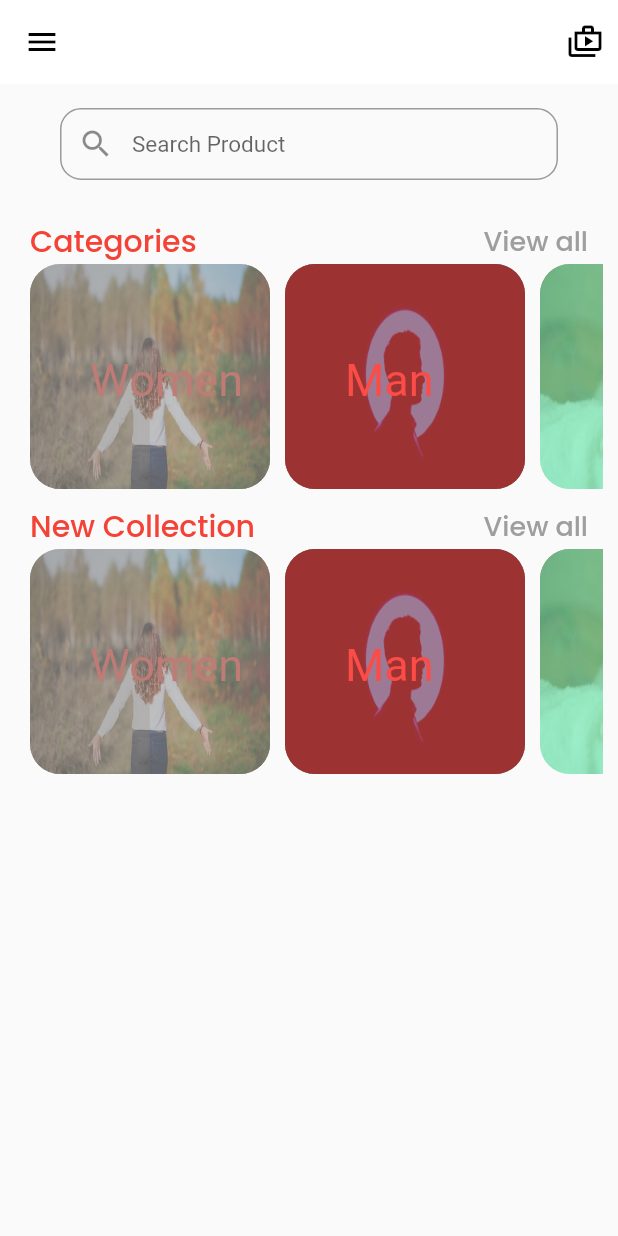
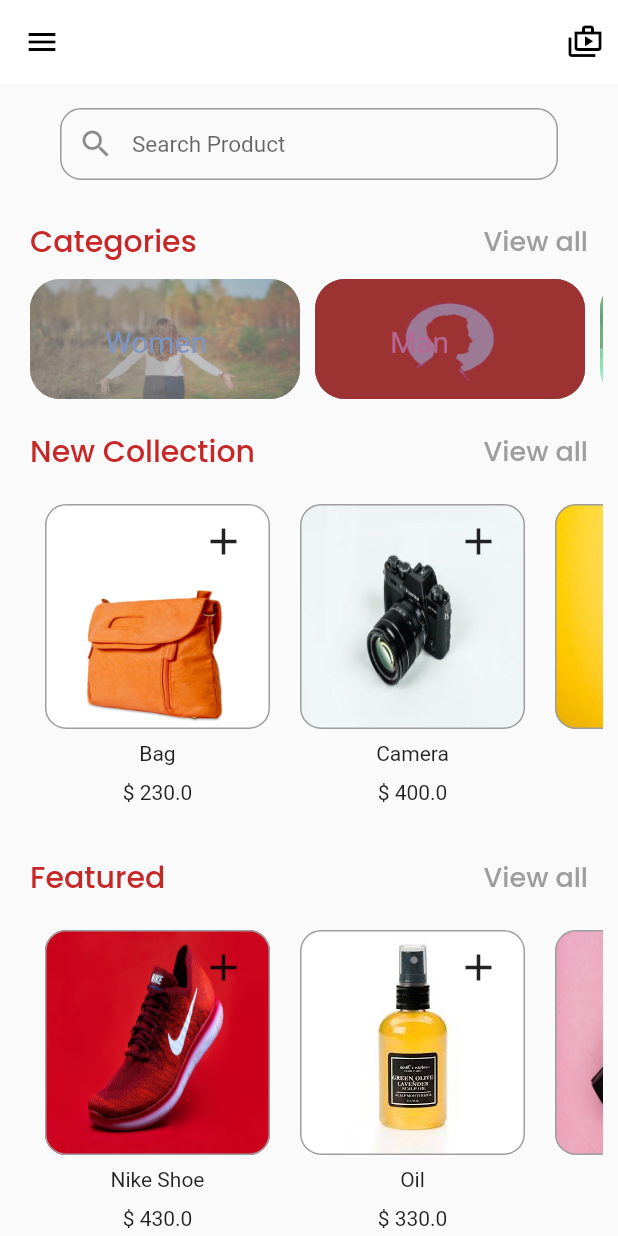
Before and after one commit to samuchakraborty/ui_design_ecommerce, a Flutter app: the HomePage screen opened directly, on a phone screen of 412 x 824 dp. Run offline on Flutter 3.47's test engine with Material 2 defaults, Android fonts, the phone set to English and light mode, and no system bars.

Commit message:
product added
category, view all fixed

```diff
--- a/lib/Buyer/screens/HomePage.dart
+++ b/lib/Buyer/screens/HomePage.dart
@@ -1,6 +1,8 @@
 import 'package:flutter/material.dart';
+import 'package:ui_design/Buyer/models/itemModel.dart';
 import 'package:ui_design/Buyer/widgets/ViewAll.dart';
 import 'package:ui_design/Buyer/widgets/categoryWidgets.dart';
+import 'package:ui_design/Buyer/widgets/productWidgets.dart';
 
 class HomePage extends StatefulWidget {
   @override
@@ -8,6 +10,10 @@ class HomePage extends StatefulWidget {
 }
 
 class _HomePageState extends State<HomePage> {
+
+
+  List<Product> reversedProduct = products.reversed.toList();
+
   @override
   Widget build(BuildContext context) {
     return Scaffold(
@@ -56,11 +62,15 @@ class _HomePageState extends State<HomePage> {
           SizedBox(
             height: 10,
           ),
-          ViewAll( itemName:
-            'Categories',),
+          ViewAll(
+            itemName: 'Categories',
+          ),
+          SizedBox(
+            height: 10,
+          ),
           //
           Container(
-            height: 150,
+            height: 80,
             margin: EdgeInsets.only(left: 20, right: 10),
             child: ListView(
               shrinkWrap: true,
@@ -91,42 +101,56 @@ class _HomePageState extends State<HomePage> {
           ),
 
           SizedBox(
-            height: 10,
+            height: 20,
           ),
-          ViewAll( itemName:
-          'New Collection',),
+          ViewAll(
+            itemName: 'New Collection',
+          ),
+          SizedBox(
+            height: 20,
+          ),
+          Container(
+            height: 214,
+            margin: EdgeInsets.only(left: 20, right: 10),
+            child: ListView.builder(
 
-          Container(
-            height: 150,
-            margin: EdgeInsets.only(left: 20, right: 10),
-            child: ListView(
               shrinkWrap: true,
               scrollDirection: Axis.horizontal,
-              children: [
-                CategoryWidgets(
-                    image: 'assets/images/female.webp',
-                    labelText: 'Women',
-                    color: Colors.grey.withOpacity(.61)),
-                SizedBox(
-                  width: 10,
-                ),
-                CategoryWidgets(
-                  image: 'assets/images/man.png',
-                  labelText: 'Man',
-                  color: Colors.redAccent.withOpacity(.61),
-                ),
-                SizedBox(
-                  width: 10,
-                ),
-                CategoryWidgets(
-                  image: 'assets/images/child.jpg',
-                  labelText: 'Child',
-                  color: Colors.greenAccent.withOpacity(.61),
-                ),
-              ],
+              itemCount: products.length,
+              itemBuilder: (context, index){
+
+                return ProductWidgets(image: products[index].image, price: products[index].price, productName: products[index].productName,);
+
+              },
             ),
           ),
 
+
+
+          SizedBox(
+            height: 20,
+          ),
+          ViewAll(
+            itemName: 'Featured',
+          ),
+          SizedBox(
+            height: 20,
+          ),
+          Container(
+            height: 214,
+            margin: EdgeInsets.only(left: 20, right: 10),
+            child: ListView.builder(
+
+              shrinkWrap: true,
+              scrollDirection: Axis.horizontal,
+              itemCount: reversedProduct.length,
+              itemBuilder: (context, index){
+
+                return ProductWidgets(image: reversedProduct[index].image, price: reversedProduct[index].price, productName: reversedProduct[index].productName,);
+
+              },
+            ),
+          ),
 
         ],
       ),
--- a/lib/Buyer/widgets/ViewAll.dart
+++ b/lib/Buyer/widgets/ViewAll.dart
@@ -16,7 +16,7 @@ class ViewAll extends StatelessWidget {
           Text(
             itemName,
             style: TextStyle(
-                color: Colors.red, fontFamily: 'Poppins', fontSize: 20),
+                color: Colors.red.shade800, fontFamily: 'Poppins', fontSize: 20),
           ),
           Text(
             'View all',
--- a/lib/Buyer/widgets/categoryWidgets.dart
+++ b/lib/Buyer/widgets/categoryWidgets.dart
@@ -15,8 +15,8 @@ final Color color;
     return Stack(
       children: <Widget>[
         Container(
-          width: 160,
-          height: 160,
+          width: 180,
+          height: 80,
           decoration: BoxDecoration(
             //shape: BoxShape.circle,
             borderRadius: BorderRadius.all(
@@ -35,17 +35,17 @@ final Color color;
           // ),
         ),
         Positioned(
-          top: 60,
+          top: 30,
 //right: 90,
-          left: 40,
+          left: 50,
           child: Text(
            labelText,
-            style: TextStyle(fontSize: 30, color: Colors.red),
+            style: TextStyle(fontSize: 20, color: Colors.blueAccent),
           ),
         ),
         Container(
-          width: 160,
-          height: 160,
+          width: 180,
+          height: 80,
           decoration: BoxDecoration(
             color: color,
             borderRadius: BorderRadius.all(
--- /dev/null
+++ b/lib/Buyer/widgets/productWidgets.dart
@@ -0,0 +1,56 @@
+import 'package:flutter/material.dart';
+
+class ProductWidgets extends StatelessWidget {
+  ProductWidgets(
+      {required this.image, required this.productName, required this.price});
+
+  final String image;
+  final double price;
+  final String productName;
+
+  @override
+  Widget build(BuildContext context) {
+    return Container(
+      margin: EdgeInsets.symmetric(horizontal: 10),
+      child: Column(
+        //   mainAxisSize: MainAxisSize.min,
+        children: [
+          Stack(
+            children: [
+              Container(
+                height: 150,
+                width: 150,
+                decoration: BoxDecoration(
+                  border: Border.all(color: Colors.grey),
+                  borderRadius: BorderRadius.all(
+                    Radius.circular(14),
+                  ),
+                  image: DecorationImage(
+                    image: AssetImage(
+                      image,
+                    ),
+                    fit: BoxFit.fill,
+                  ),
+                ),
+                // child: Image.asset(image),
+              ),
+              Positioned(
+                top: 10,
+                right: 16,
+                child: Icon(Icons.add, size: 30,),
+              ),
+            ],
+          ),
+          SizedBox(
+            height: 8,
+          ),
+          Container(height: 18, child: Text(productName)),
+          SizedBox(
+            height: 8,
+          ),
+          Container(height: 18, child: Text("\$ " + price.toString())),
+        ],
+      ),
+    );
+  }
+}
```
